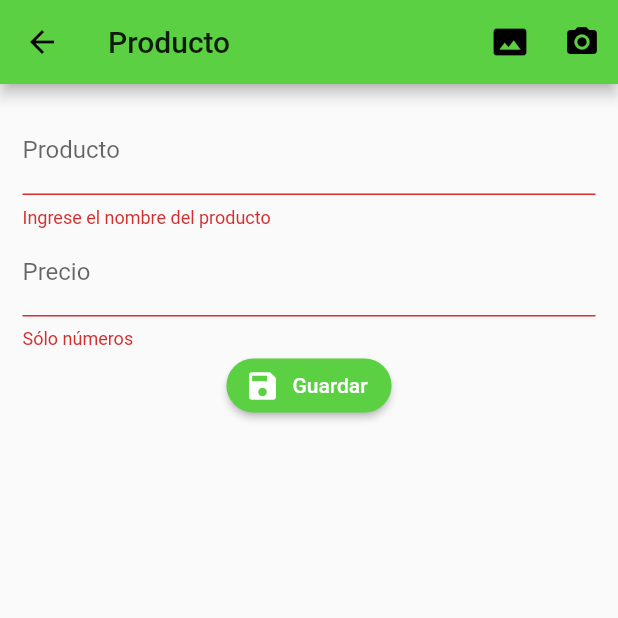
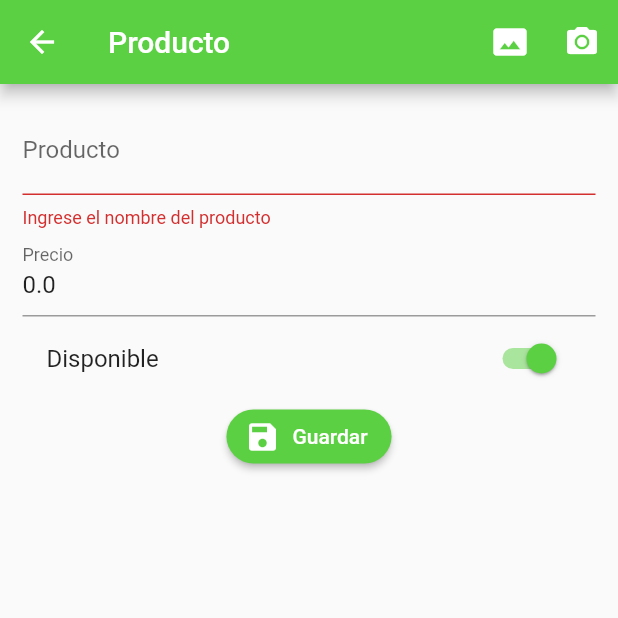
Before and after one commit to cabreu145/Proyecto, a Flutter app: the ProductoPage screen opened by its route, after a tap on "Guardar", on a phone screen of 412 x 824 dp, the top half of it. Run offline on Flutter 3.47's test engine with Material 2 defaults, Android fonts, the phone set to English and light mode, and no system bars; our stand-ins replace rxdart.

Commit message:
botones a blanco

```diff
--- a/formvalidation/lib/main.dart
+++ b/formvalidation/lib/main.dart
@@ -19,7 +19,11 @@ class MyApp extends StatelessWidget {
         'home': (BuildContext context) => HomePage(),
         'producto': (BuildContext context) => ProductoPage(),
       },
-      theme: ThemeData(primaryColor: Color(4284207170)),
+      theme: ThemeData(
+          primaryColor: Color(4284207170),
+          primaryTextTheme: Theme.of(context)
+              .primaryTextTheme
+              .apply(bodyColor: Colors.white)),
     ));
   }
 }
--- a/formvalidation/lib/src/pages/home_page.dart
+++ b/formvalidation/lib/src/pages/home_page.dart
@@ -7,7 +7,9 @@ class HomePage extends StatelessWidget {
     final bloc = Provider.of(context);
 
     return Scaffold(
-      appBar: AppBar(title: Text('Home')),
+      appBar: AppBar(
+        title: Text('Home'),
+      ),
       body: Container(),
       floatingActionButton: _crearBoton(context),
     );
--- a/formvalidation/lib/src/pages/producto_page.dart
+++ b/formvalidation/lib/src/pages/producto_page.dart
@@ -1,4 +1,5 @@
 import 'package:flutter/material.dart';
+import 'package:formvalidation/src/models/producto_model.dart';
 import 'package:formvalidation/src/utils/utils.dart' as utils;
 
 class ProductoPage extends StatefulWidget {
@@ -9,18 +10,23 @@ class ProductoPage extends StatefulWidget {
 class _ProductoPageState extends State<ProductoPage> {
   final formKey = GlobalKey<FormState>();
 
+  ProductoModel producto = new ProductoModel();
+
   @override
   Widget build(BuildContext context) {
     return Scaffold(
       appBar: AppBar(
+        leading: BackButton(color: Colors.white),
         title: Text('Producto'),
         actions: <Widget>[
           IconButton(
             icon: Icon(Icons.photo_size_select_actual),
+            color: Colors.white,
             onPressed: () {},
           ),
           IconButton(
             icon: Icon(Icons.camera_alt),
+            color: Colors.white,
             onPressed: () {},
           ),
         ],
@@ -34,6 +40,7 @@ class _ProductoPageState extends State<ProductoPage> {
               children: <Widget>[
                 _crearNombre(),
                 _crearPrecio(),
+                _crearDisponible(),
                 _crearBoton(),
               ],
             ),
@@ -45,8 +52,10 @@ class _ProductoPageState extends State<ProductoPage> {
 
   Widget _crearNombre() {
     return TextFormField(
+      initialValue: producto.titulo,
       textCapitalization: TextCapitalization.sentences,
       decoration: InputDecoration(labelText: 'Producto'),
+      onSaved: (value) => producto.titulo = value,
       validator: (value) {
         if (value.length < 3) {
           return 'Ingrese el nombre del producto';
@@ -59,8 +68,10 @@ class _ProductoPageState extends State<ProductoPage> {
 
   Widget _crearPrecio() {
     return TextFormField(
+      initialValue: producto.valor.toString(),
       keyboardType: TextInputType.numberWithOptions(decimal: true),
       decoration: InputDecoration(labelText: 'Precio'),
+      onSaved: (value) => producto.valor = double.parse(value),
       validator: (value) {
         if (utils.isNumeric(value)) {
           return null;
@@ -68,6 +79,17 @@ class _ProductoPageState extends State<ProductoPage> {
           return 'Sólo números';
         }
       },
+    );
+  }
+
+  Widget _crearDisponible() {
+    return SwitchListTile(
+      value: producto.disponible,
+      title: Text('Disponible'),
+      activeColor: Color.fromRGBO(91, 208, 66, 1.0),
+      onChanged: (value) => setState(() {
+        producto.disponible = value;
+      }),
     );
   }
 
@@ -85,6 +107,9 @@ class _ProductoPageState extends State<ProductoPage> {
   void _submit() {
     if (!formKey.currentState.validate()) return;
 
-    print('Todo Ok');
+    formKey.currentState.save();
+
+    print(producto.titulo);
+    print(producto.valor);
   }
 }
```
